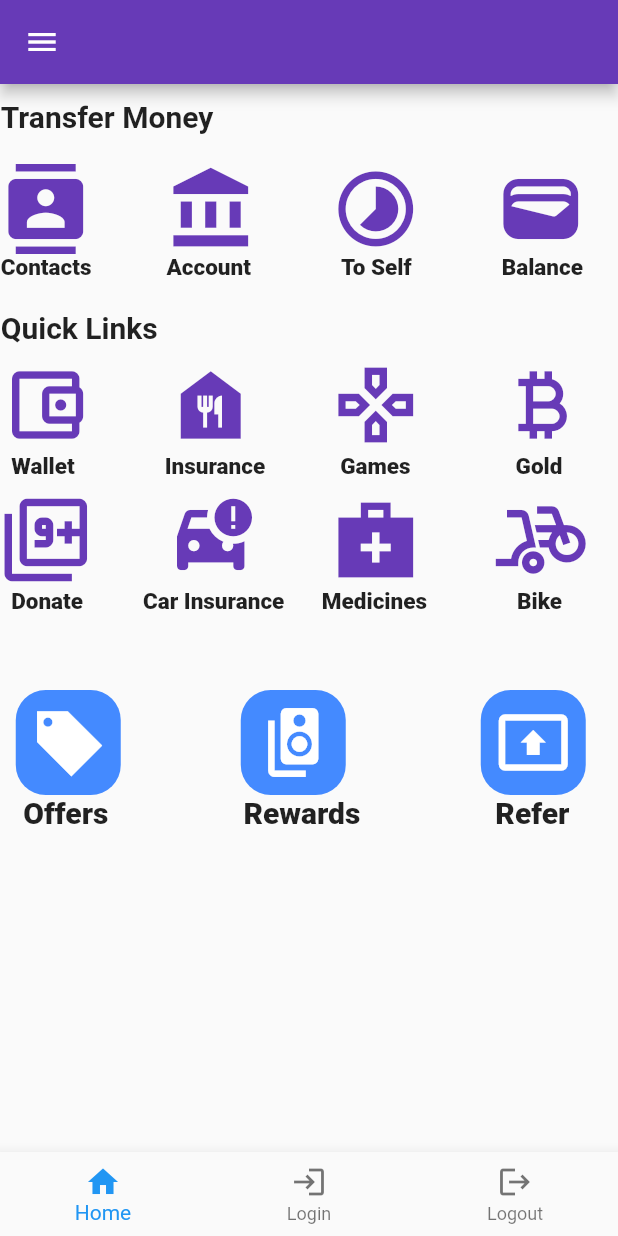
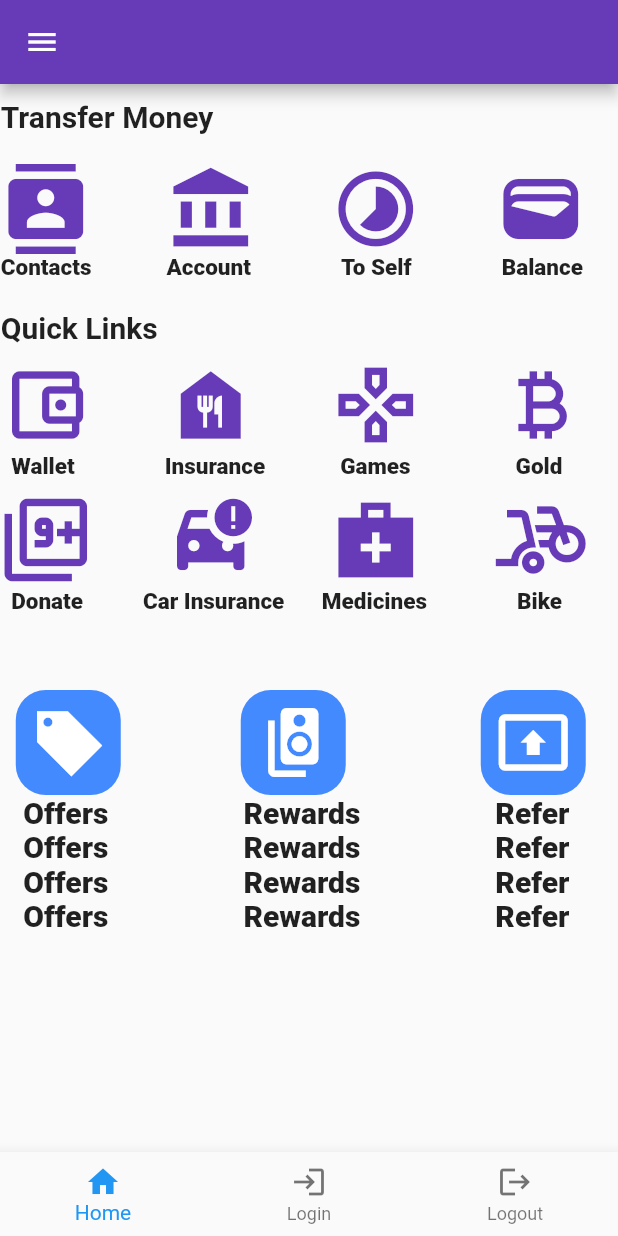
Before and after one commit to LintoBabu/plus, a Flutter app: the screen it shows after launch, on a phone screen of 412 x 824 dp. Run offline on Flutter 3.47's test engine with Material 2 defaults, Android fonts, the phone set to English and light mode, and no system bars.

Commit message:
my first commit with 3 rows

```diff
--- a/lib/main.dart
+++ b/lib/main.dart
@@ -399,6 +399,63 @@ class _phonepeState extends State<phonepe> {
                   ),
                 ],
               ),
+              Row(
+                children: [
+                  SizedBox(width: 15),
+                  Text(
+                    "Offers",
+                    style: TextStyle(fontSize: 20, fontWeight: FontWeight.w900),
+                  ),
+                  SizedBox(width: 90),
+                  Text(
+                    "Rewards",
+                    style: TextStyle(fontSize: 20, fontWeight: FontWeight.w900),
+                  ),
+                  SizedBox(width: 90),
+                  Text(
+                    "Refer",
+                    style: TextStyle(fontSize: 20, fontWeight: FontWeight.w900),
+                  ),
+                ],
+              ),
+              Row(
+                children: [
+                  SizedBox(width: 15),
+                  Text(
+                    "Offers",
+                    style: TextStyle(fontSize: 20, fontWeight: FontWeight.w900),
+                  ),
+                  SizedBox(width: 90),
+                  Text(
+                    "Rewards",
+                    style: TextStyle(fontSize: 20, fontWeight: FontWeight.w900),
+                  ),
+                  SizedBox(width: 90),
+                  Text(
+                    "Refer",
+                    style: TextStyle(fontSize: 20, fontWeight: FontWeight.w900),
+                  ),
+                ],
+              ),
+              Row(
+                children: [
+                  SizedBox(width: 15),
+                  Text(
+                    "Offers",
+                    style: TextStyle(fontSize: 20, fontWeight: FontWeight.w900),
+                  ),
+                  SizedBox(width: 90),
+                  Text(
+                    "Rewards",
+                    style: TextStyle(fontSize: 20, fontWeight: FontWeight.w900),
+                  ),
+                  SizedBox(width: 90),
+                  Text(
+                    "Refer",
+                    style: TextStyle(fontSize: 20, fontWeight: FontWeight.w900),
+                  ),
+                ],
+              ),
             ],
           ),
         ),
```
